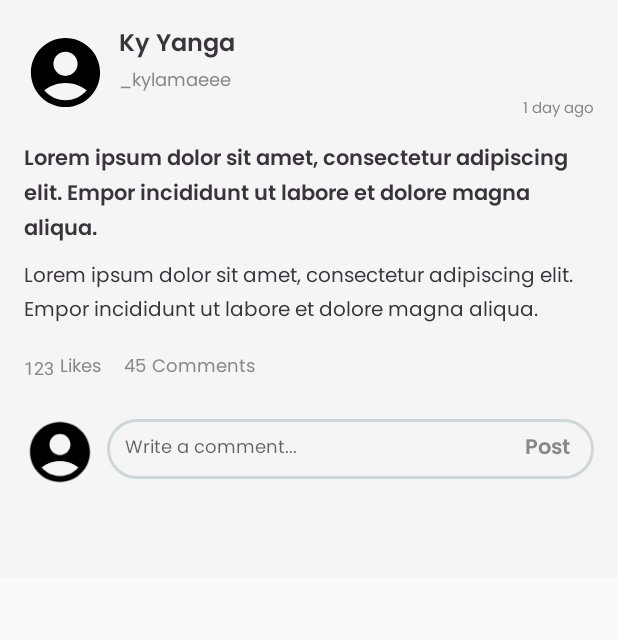
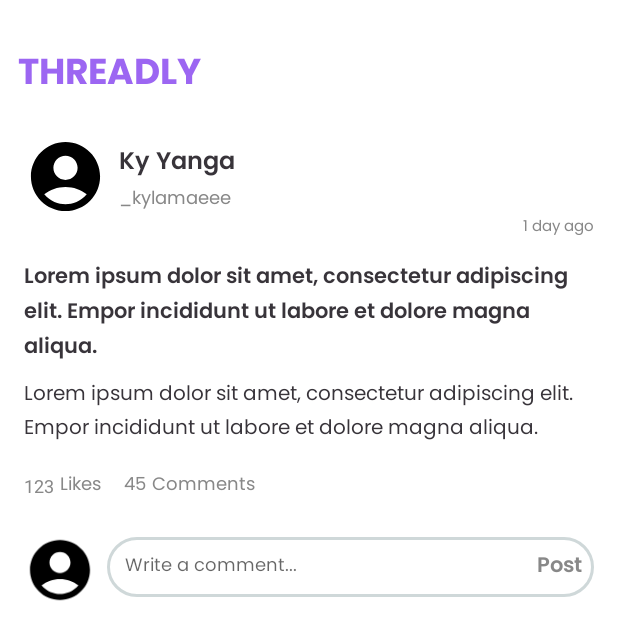
Before and after one commit to faredymae/threadlyv2, an Android app: the layout item_post_detail.xml on its own in the app's theme, with its tools: preview values and no code run, on a phone screen of 412 x 824 dp. Shown: the top 640 px of the screen. Run offline under Robolectric (Android 15) with nearby library versions, the phone set to English and light mode, and no system bars.

Commit message:
expandable item post: working

```diff
--- a/threadlyv2/app/src/main/AndroidManifest.xml
+++ b/threadlyv2/app/src/main/AndroidManifest.xml
@@ -30,6 +30,8 @@
         <activity android:name=".LoginActivity" />
         <activity android:name=".RegisterActivity" />
         <activity android:name=".MainActivity" />
+        <activity android:name=".PostDetailActivity" />
+
 
     </application>
 
--- /dev/null
+++ b/threadlyv2/app/src/main/java/com/example/threadlyv2/CommentAdapter.java
@@ -0,0 +1,4 @@
+package com.example.threadlyv2;
+
+public class CommentAdapter {
+}
--- a/threadlyv2/app/src/main/java/com/example/threadlyv2/DatabaseHelper.java
+++ b/threadlyv2/app/src/main/java/com/example/threadlyv2/DatabaseHelper.java
@@ -78,7 +78,7 @@ public class DatabaseHelper extends SQLiteOpenHelper {
 
     @Override
     public void onUpgrade(SQLiteDatabase db, int oldVersion, int newVersion) {
-         {  // If the database version is less than 2, upgrade it
+        if (oldVersion < 5) {  // If the database version is less than 2, upgrade it
             // Add the like_id column to the likes table
             db.execSQL("CREATE TABLE IF NOT EXISTS " + TABLE_NAME_LIKE + " (" +
                     "like_id INTEGER PRIMARY KEY AUTOINCREMENT, ))");
--- a/threadlyv2/app/src/main/res/layout/item_post_detail.xml
+++ b/threadlyv2/app/src/main/res/layout/item_post_detail.xml
@@ -1,10 +1,44 @@
+<RelativeLayout
+    xmlns:android="http://schemas.android.com/apk/res/android"
+    xmlns:tools="http://schemas.android.com/tools"
+    android:layout_width="match_parent"
+    android:layout_height="match_parent"
+    android:background="@color/white"
+    tools:context=".PostDetailActivity">
+
+    <!-- Banner at the Top -->
+    <TextView
+        android:id="@+id/banner_title"
+        android:layout_width="wrap_content"
+        android:layout_height="wrap_content"
+        android:layout_alignParentStart="true"
+        android:layout_alignParentTop="true"
+        android:layout_marginStart="12dp"
+        android:layout_marginTop="29dp"
+        android:fontFamily="@font/poppins_bold"
+        android:gravity="center"
+        android:text="THREADLY"
+        android:textColor="@color/violet"
+        android:textSize="24sp"
+        android:textStyle="bold" />
+
+    <!-- Content Section (scrollable) -->
+    <ScrollView
+        android:id="@+id/scrollViewContent"
+        android:layout_width="match_parent"
+        android:layout_height="match_parent"
+        android:layout_below="@id/banner_title"
+        android:layout_marginTop="16dp"
+        android:paddingStart="16dp"
+        android:paddingEnd="16dp"
+        android:paddingTop="8dp"
+        android:paddingBottom="16dp">
+
         <LinearLayout
-    xmlns:android="http://schemas.android.com/apk/res/android"
             android:layout_width="match_parent"
             android:layout_height="wrap_content"
             android:orientation="vertical"
-    android:background="#F5F5F5"
-    android:padding="16dp">
+            android:background="@color/white">
 
             <!-- Header Section -->
             <LinearLayout
@@ -16,11 +50,13 @@
 
                 <!-- User Profile Picture -->
                 <ImageView
+                    android:id="@+id/imageViewPFPPD"
                     android:layout_width="55dp"
                     android:layout_height="55dp"
                     android:layout_marginEnd="8dp"
                     android:scaleType="centerCrop"
-            android:src="@drawable/ic_default_pfp" />
+                    android:src="@drawable/ic_default_pfp"
+                    android:layout_marginBottom="9dp" />
 
                 <!-- User Info -->
                 <LinearLayout
@@ -49,7 +85,7 @@
                         android:textSize="12sp" />
 
                     <TextView
-                android:id="@+id/post_time"
+                        android:id="@+id/created_atPD"
                         android:layout_width="wrap_content"
                         android:layout_height="wrap_content"
                         android:layout_gravity="end"
@@ -93,7 +129,6 @@
                 android:paddingTop="8dp"
                 android:paddingBottom="8dp">
 
-        <!-- Like Section -->
                 <TextView
                     android:id="@+id/like_countPD"
                     android:layout_width="wrap_content"
@@ -111,7 +146,6 @@
                     android:textColor="#888888"
                     android:textSize="12sp" />
 
-        <!-- Comment Section -->
                 <TextView
                     android:id="@+id/comment_countPD"
                     android:layout_width="wrap_content"
@@ -147,7 +181,6 @@
                     android:layout_height="wrap_content"
                     android:layout_marginBottom="12dp">
 
-            <!-- User Profile Picture -->
                     <ImageView
                         android:id="@+id/profile_pic_input"
                         android:layout_width="47dp"
@@ -158,7 +191,6 @@
                         android:scaleType="centerCrop"
                         android:src="@drawable/ic_default_pfp" />
 
-            <!-- Comment Input Field -->
                     <RelativeLayout
                         android:layout_width="match_parent"
                         android:layout_height="40dp"
@@ -171,7 +203,6 @@
                             android:id="@+id/comment_input"
                             android:layout_width="match_parent"
                             android:layout_height="match_parent"
-                    android:layout_toStartOf="@id/post_comment_text"
                             android:background="@android:color/transparent"
                             android:fontFamily="@font/poppins_regular"
                             android:hint="Write a comment..."
@@ -179,7 +210,6 @@
                             android:textColor="#000"
                             android:textSize="12sp" />
 
-                <!-- Post Comment Button -->
                         <TextView
                             android:id="@+id/post_comment_text"
                             android:layout_width="wrap_content"
@@ -190,8 +220,6 @@
                             android:focusable="true"
                             android:fontFamily="@font/poppins_semibold"
                             android:gravity="center"
-                    android:paddingStart="8dp"
-                    android:paddingEnd="8dp"
                             android:text="Post"
                             android:textColor="#888888"
                             android:textSize="14sp" />
@@ -207,3 +235,5 @@
                     android:scrollbars="vertical" />
             </LinearLayout>
         </LinearLayout>
+    </ScrollView>
+</RelativeLayout>
```
Also changed, not shown: threadlyv2/app/src/main/java/com/example/threadlyv2/Comment.java (added, +70 -0 lines), threadlyv2/app/src/main/java/com/example/threadlyv2/PostAdapter.java (+24 -0 lines), threadlyv2/app/src/main/java/com/example/threadlyv2/PostDetailActivity.java (added, +60 -0 lines), threadlyv2/app/src/main/res/layout/item_post.xml (+5 -8 lines). Lines whose indentation alone changed are shown as unchanged.
